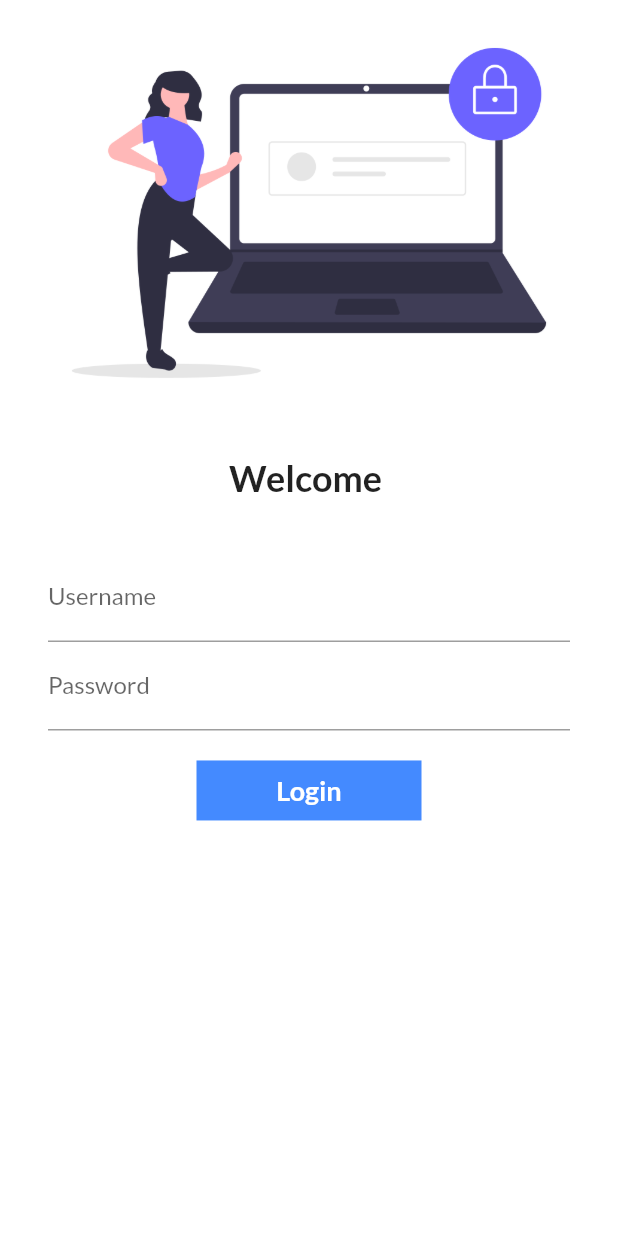
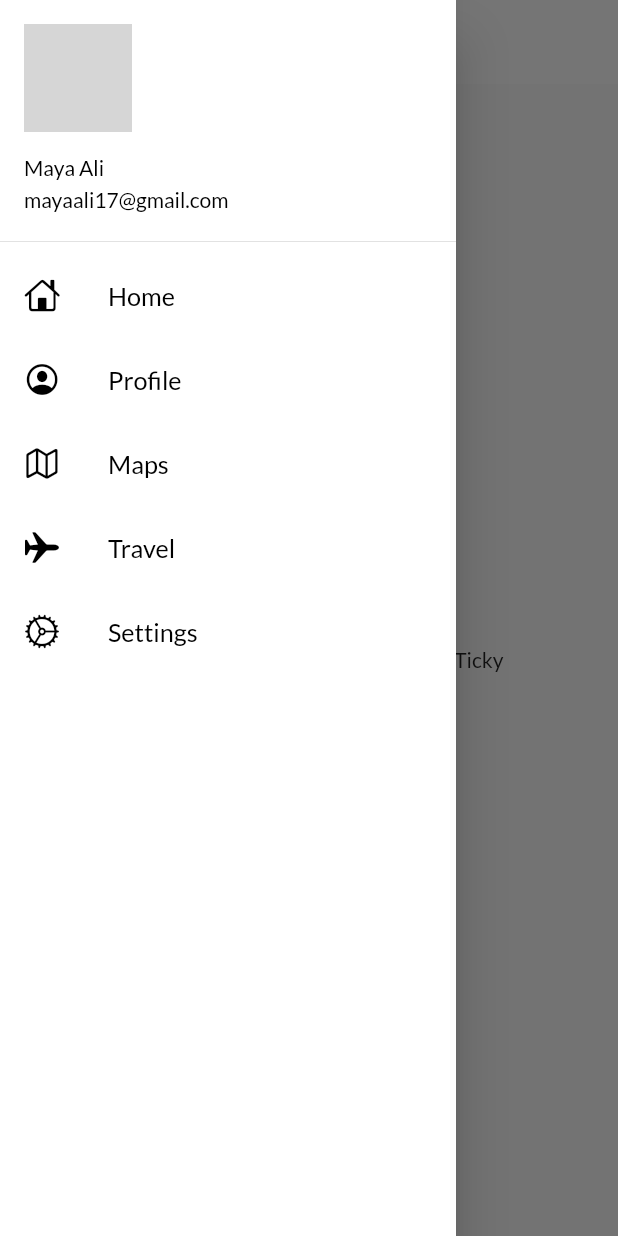
Before and after one commit to rashidalee07/Flutter30Days, a Flutter app: the screen it shows after launch, with the side drawer open (before the commit the screen has no drawer), on a phone screen of 412 x 824 dp. Run offline on Flutter 3.47's test engine with Material 2 defaults, Android fonts, the phone set to English and light mode, and no system bars; our stand-ins replace google_fonts; network calls fail; grey boxes are pictures that could not be loaded.

Commit message:
Day6-10 Completed

```diff
--- a/lib/main.dart
+++ b/lib/main.dart
@@ -1,9 +1,8 @@
 import 'package:flutter/material.dart';
 import 'package:flutter_catalog/pages/home_page.dart';
-//import 'package:flutter_catalog/pages/home_page.dart';
 import 'package:flutter_catalog/pages/login_page.dart';
 import 'package:flutter_catalog/utils/routes.dart';
-import 'package:google_fonts/google_fonts.dart';
+import 'package:flutter_catalog/widgets/themes.dart';
 
 void main() {
   runApp(MyApp());
@@ -15,11 +14,11 @@ class MyApp extends StatelessWidget {
   Widget build(BuildContext context) {
     return MaterialApp(
       debugShowCheckedModeBanner: false,
-      theme: ThemeData(
-        fontFamily: GoogleFonts.lato().fontFamily,
-      ),
+      themeMode: ThemeMode.light,
+      theme: MyTheme.lightTheme(context),
+      darkTheme: MyTheme.darkTheme(context),
       // without using materialapp we can not use directly widgets
-      initialRoute: "/",
+      initialRoute: MyRoutes.homeRoute,
       routes: {
         MyRoutes.loginRoute: (context) => LoginPage(),
         MyRoutes.homeRoute: (context) => HomePage(),
--- a/lib/pages/home_page.dart
+++ b/lib/pages/home_page.dart
@@ -1,4 +1,5 @@
 import 'package:flutter/material.dart';
+import 'package:flutter_catalog/widgets/drawer.dart';
 
 class HomePage extends StatelessWidget {
   Widget build(BuildContext context) {
@@ -6,7 +7,9 @@ class HomePage extends StatelessWidget {
     final String name = "Ticky";
     return Scaffold(
       appBar: AppBar(
-        title: Text("App Catalog"),
+        title: Text(
+          "App Catalog",
+        ),
       ),
       // to make screen look pleasent use material
       body: Center(
@@ -15,7 +18,7 @@ class HomePage extends StatelessWidget {
             "Welcome to flutter $days days coding by $name "), // the text has move to top of the
         //screen we will center text using Center class/widget
       )),
-      drawer: Drawer(),
+      drawer: MyDrawer(),
     );
   }
 }
--- /dev/null
+++ b/lib/widgets/drawer.dart
@@ -0,0 +1,91 @@
+import 'package:flutter/cupertino.dart';
+import 'package:flutter/material.dart';
+
+class MyDrawer extends StatelessWidget {
+  final imageUrl =
+      "https://muchfeed.com/wp-content/uploads/2018/04/Maya-Ali-1280x720.gif";
+  @override
+  Widget build(BuildContext context) {
+    return Drawer(
+      child: Container(
+        color: Colors.white,
+        child: ListView(
+          children: [
+            DrawerHeader(
+                padding: EdgeInsets.zero,
+                child: UserAccountsDrawerHeader(
+                  decoration: BoxDecoration(color: Colors.white),
+                  margin: EdgeInsets.zero,
+                  accountName: Text(
+                    "Maya Ali",
+                    style: TextStyle(color: Colors.black),
+                  ),
+                  accountEmail: Text(
+                    "mayaali17@gmail.com",
+                    style: TextStyle(color: Colors.black),
+                  ),
+                  currentAccountPicture: CircleAvatar(
+                    backgroundImage: NetworkImage(imageUrl),
+                  ),
+                )),
+            ListTile(
+              leading: Icon(
+                CupertinoIcons.home,
+                color: Colors.black,
+              ),
+              title: Text(
+                "Home",
+                textScaleFactor: 1.2,
+                style: TextStyle(color: Colors.black),
+              ),
+            ),
+            ListTile(
+              leading: Icon(
+                CupertinoIcons.profile_circled,
+                color: Colors.black,
+              ),
+              title: Text(
+                "Profile",
+                textScaleFactor: 1.2,
+                style: TextStyle(color: Colors.black),
+              ),
+            ),
+            ListTile(
+              leading: Icon(
+                CupertinoIcons.map,
+                color: Colors.black,
+              ),
+              title: Text(
+                "Maps",
+                textScaleFactor: 1.2,
+                style: TextStyle(color: Colors.black),
+              ),
+            ),
+            ListTile(
+              leading: Icon(
+                CupertinoIcons.airplane,
+                color: Colors.black,
+              ),
+              title: Text(
+                "Travel",
+                textScaleFactor: 1.2,
+                style: TextStyle(color: Colors.black),
+              ),
+            ),
+            ListTile(
+              leading: Icon(
+                CupertinoIcons.settings,
+                color: Colors.black,
+              ),
+              title: Text(
+                "Settings",
+                textScaleFactor: 1.2,
+                style: TextStyle(color: Colors.black),
+              ),
+            ),
+          ],
+        ),
+      ),
+    );
+  }
+}
--- /dev/null
+++ b/lib/widgets/themes.dart
@@ -0,0 +1,20 @@
+import 'package:flutter/cupertino.dart';
+import 'package:flutter/material.dart';
+import 'package:google_fonts/google_fonts.dart';
+
+class MyTheme {
+  static ThemeData lightTheme(BuildContext context) => ThemeData(
+        fontFamily: GoogleFonts.lato().fontFamily,
+        appBarTheme: AppBarTheme(
+          color: Colors.white,
+          elevation: 0,
+          iconTheme: IconThemeData(
+            color: Colors.black,
+          ),
+          textTheme: Theme.of(context).textTheme,
+        ),
+      );
+
+  static ThemeData darkTheme(BuildContext context) =>
+      ThemeData(brightness: Brightness.dark);
+}
```
Also changed, not shown: lib/pages/login_page.dart (+42 -23 lines).
